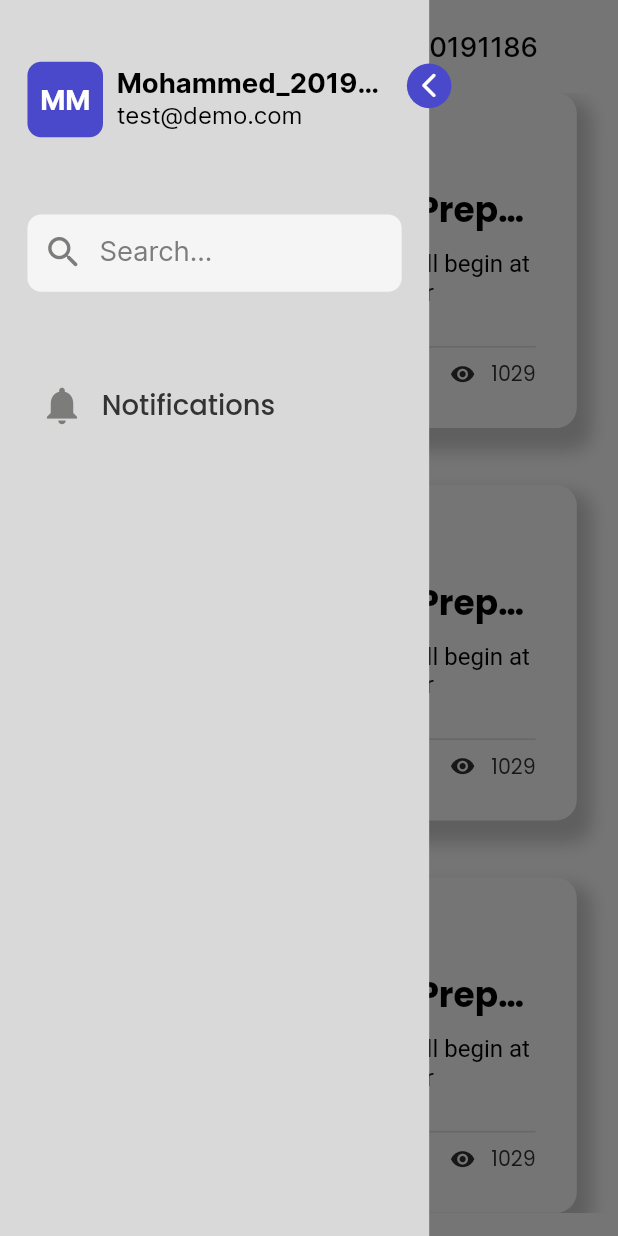
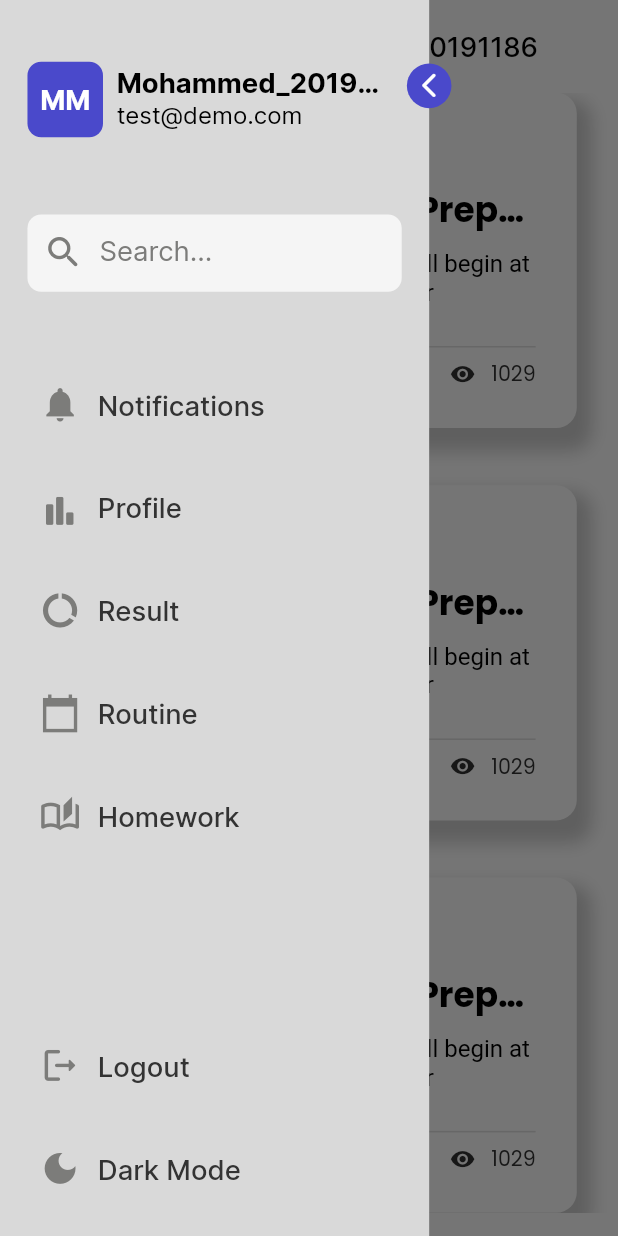
Before and after one commit to Mazoda/MySchoolApp, a Flutter app: the StudentHomePage screen opened directly, with the side drawer open, on a phone screen of 412 x 824 dp. Run offline on Flutter 3.47's test engine with Material 2 defaults, Android fonts, the phone set to English and light mode, and no system bars; our stand-ins replace flutter_screenutil; Roboto replaces fonts that are missing (Intro).

Commit message:
modified: drawer widget and drawer button widget

```diff
--- a/lib/Views/Widgets/DrawerWidget.dart
+++ b/lib/Views/Widgets/DrawerWidget.dart
@@ -1,6 +1,9 @@
+import 'package:flutter/cupertino.dart';
 import 'package:flutter/material.dart';
 import 'package:flutter_screenutil/flutter_screenutil.dart';
 import 'package:myschool/router/app_router.dart';
+
+import 'Drawer_Button_Widget.dart';
 
 class DrawerWidget extends StatelessWidget {
   const DrawerWidget({Key? key}) : super(key: key);
@@ -104,30 +107,62 @@ class DrawerWidget extends StatelessWidget {
                   ),
                 ),
                 SizedBox(height: 50.h,),
-                TextButton(
-                  style: TextButton.styleFrom(
-                      foregroundColor: Colors.white,
-                      shape: RoundedRectangleBorder(borderRadius: BorderRadius.circular(15)),
-                      backgroundColor:const Color.fromRGBO(217, 217, 217, 1.0)
-                  ),
-                  onPressed: (){
+                DrawerButton(
+                  title: 'Notifications',
+                  onButtonPressed: (){
 
                   },
-                  child: Row(
-                    mainAxisAlignment: MainAxisAlignment.spaceBetween,
-                    children: [
-                      Row(
-                        children: [
-                          const Icon(Icons.notifications,size: 30,color: Color.fromRGBO(124, 124, 122, 1.0),),
-                          Container(
-                            margin: EdgeInsets.only(left: 10.w),
-                            child: Text('Notifications',style: TextStyle(color:const Color.fromRGBO(51, 51, 51, 1.0),fontSize: 16.sp),)
-                          ),
-                        ],
-                      ),
-                    ],
-                  ),
+                  iconButton: Icons.notifications,
                 ),
+                SizedBox(height: 20.h,),
+                DrawerButton(
+                  title: 'Profile',
+                  onButtonPressed: (){
+
+                  },
+                  iconButton: CupertinoIcons.chart_bar_alt_fill,
+                ),
+                SizedBox(height: 20.h,),
+                DrawerButton(
+                  title: 'Result',
+                  onButtonPressed: (){
+
+                  },
+                  iconButton: Icons.data_usage_outlined,
+                ),
+                SizedBox(height: 20.h,),
+                DrawerButton(
+                  title: 'Routine',
+                  onButtonPressed: (){
+
+                  },
+                  iconButton: Icons.calendar_today_sharp,
+                ),
+                SizedBox(height: 20.h,),
+                DrawerButton(
+                  title: 'Homework',
+                  onButtonPressed: (){
+
+                  },
+                  iconButton: Icons.auto_stories_outlined,
+                ),
+                Spacer(),
+                DrawerButton(
+                  title: 'Logout',
+                  onButtonPressed: (){
+
+                  },
+                  iconButton: Icons.logout_rounded,
+                ),
+                SizedBox(height: 20.h,),
+                DrawerButton(
+                  title: 'Dark Mode',
+                  onButtonPressed: (){
+
+                  },
+                  iconButton: Icons.dark_mode,
+                ),
+                SizedBox(height: 20.h,),
               ],
             ),
           ),
--- a/lib/Views/Widgets/Drawer_Button_Widget.dart
+++ b/lib/Views/Widgets/Drawer_Button_Widget.dart
@@ -5,7 +5,7 @@ class DrawerButton extends StatelessWidget {
   DrawerButton({Key? key,required this.title,required this.onButtonPressed,required this.iconButton}) : super(key: key);
   String title;
   Function onButtonPressed;
-  Icon iconButton;
+  IconData iconButton;
   @override
   Widget build(BuildContext context) {
     return TextButton(
@@ -22,10 +22,10 @@ class DrawerButton extends StatelessWidget {
         children: [
           Row(
             children: [
-              const Icon(Icons.abc,size: 30,color: Color.fromRGBO(124, 124, 122, 1.0),),
+              Icon(iconButton,size: 24.sp,color:const Color.fromRGBO(124, 124, 122, 1.0),),
               Container(
                   margin: EdgeInsets.only(left: 10.w),
-                  child: Text(title,style: TextStyle(color:const Color.fromRGBO(51, 51, 51, 1.0),fontSize: 16.sp),)
+                  child: Text(title,style: TextStyle(color:const Color.fromRGBO(51, 51, 51, 1.0),fontFamily: 'Inter',fontSize: 16.sp),)
               ),
             ],
           ),
```
